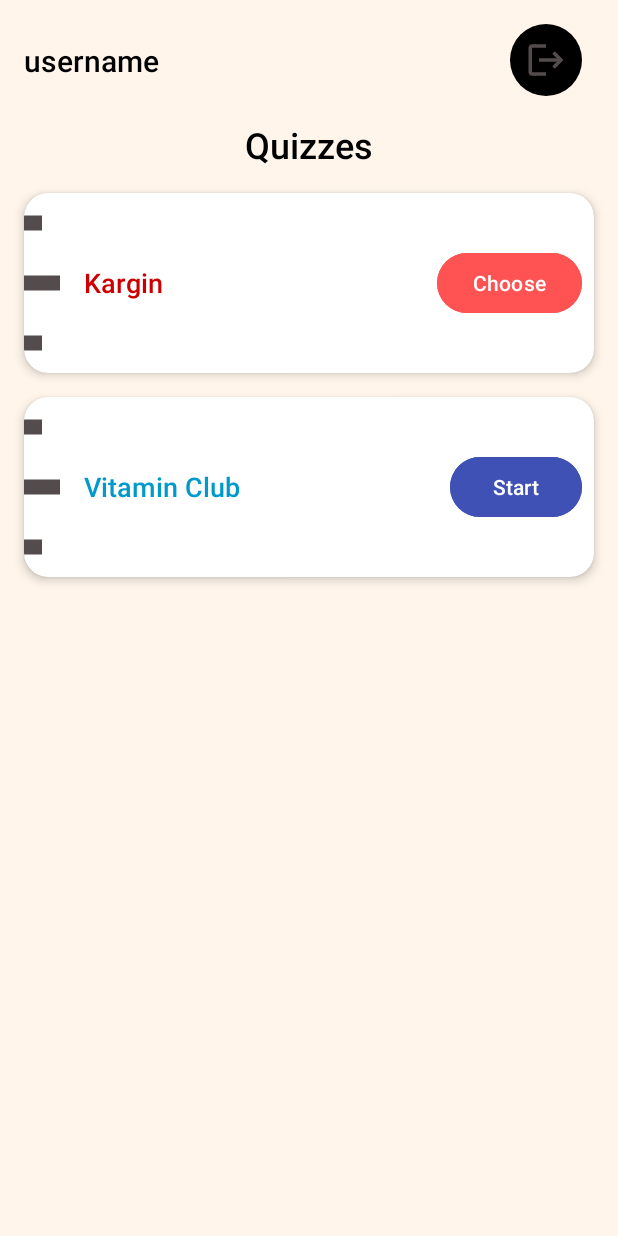
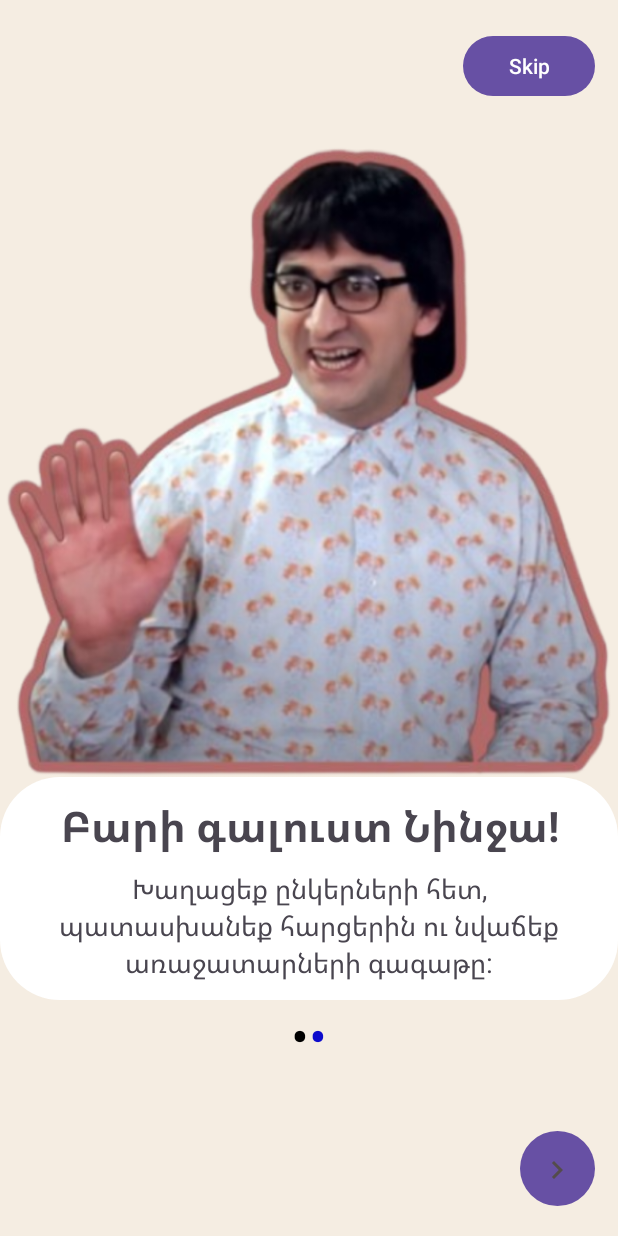
Before and after one commit to lilithhakobyan/Ninja, an Android app: the screen it shows after launch (MainActivity before the commit, WelcomeActivity after it), on a phone screen of 412 x 824 dp. Run offline under Robolectric (Android 15) with nearby library versions, the phone set to English and light mode, and no system bars.

Commit message:
Welcome page functional

```diff
--- a/app/src/main/java/com/example/ninja/SplashScreenActivity.java
+++ b/app/src/main/java/com/example/ninja/SplashScreenActivity.java
@@ -1,13 +1,10 @@
 package com.example.ninja;
 
 import android.content.Intent;
+import android.content.SharedPreferences;
 import android.os.Bundle;
 import android.os.Handler;
-
 import androidx.appcompat.app.AppCompatActivity;
-import androidx.core.graphics.Insets;
-import androidx.core.view.ViewCompat;
-import androidx.core.view.WindowInsetsCompat;
 
 public class SplashScreenActivity extends AppCompatActivity {
 
@@ -19,8 +16,17 @@
         new Handler().postDelayed(new Runnable() {
             @Override
             public void run() {
-                Intent intent = new Intent(SplashScreenActivity.this, MainActivity.class);
-                startActivity(intent);
+                SharedPreferences sharedPreferences = getSharedPreferences("AppPrefs", MODE_PRIVATE);
+                boolean isFirstTime = sharedPreferences.getBoolean("FirstTime", true);
+
+                if (isFirstTime) {
+                    // Show Welcome Slider if first time
+                    startActivity(new Intent(SplashScreenActivity.this, WelcomeActivity.class));
+                } else {
+                    // Go directly to MainActivity
+                    startActivity(new Intent(SplashScreenActivity.this, MainActivity.class));
+                }
+
                 finish();
             }
         }, 3000);
--- /dev/null
+++ b/app/src/main/java/com/example/ninja/StartActivity.java
@@ -0,0 +1,23 @@
+package com.example.ninja;
+
+import androidx.appcompat.app.AppCompatActivity;
+import android.content.Intent;
+import android.os.Bundle;
+import android.widget.Button;
+
+public class StartActivity extends AppCompatActivity {
+
+    @Override
+    protected void onCreate(Bundle savedInstanceState) {
+        super.onCreate(savedInstanceState);
+        setContentView(R.layout.activity_start);
+
+        Button startButton = findViewById(R.id.startButton);
+
+        // Using lambda for cleaner code
+        startButton.setOnClickListener(view -> {
+            startActivity(new Intent(StartActivity.this, MainActivity.class));
+            finish();
+        });
+    }
+}
--- /dev/null
+++ b/app/src/main/java/com/example/ninja/ViewPagerAdapter.java
@@ -0,0 +1,65 @@
+package com.example.ninja;
+
+import android.content.Context;
+import android.view.LayoutInflater;
+import android.view.View;
+import android.view.ViewGroup;
+import android.widget.ImageView;
+import android.widget.TextView;
+import androidx.annotation.NonNull;
+import androidx.viewpager.widget.PagerAdapter;
+
+public class ViewPagerAdapter extends PagerAdapter {
+
+    private final Context context;
+    private final int[] sliderAllImages = {
+            R.drawable.adzik,
+            R.drawable.start
+    };
+
+    private final int[] sliderAllTitle = {
+            R.string.screen1,
+            R.string.screen2
+    };
+
+    private final int[] sliderAllDesc = {
+            R.string.screen1desc,
+            R.string.screen2desc
+    };
+
+    public ViewPagerAdapter(Context context) {
+        this.context = context;
+    }
+
+    @Override
+    public int getCount() {
+        return sliderAllTitle.length;
+    }
+
+    @Override
+    public boolean isViewFromObject(@NonNull View view, @NonNull Object object) {
+        return view == object;
+    }
+
+    @NonNull
+    @Override
+    public Object instantiateItem(@NonNull ViewGroup container, int position) {
+        View view = LayoutInflater.from(context).inflate(R.layout.slider_screen, container, false);
+
+        ImageView sliderImage = view.findViewById(R.id.sliderImage);
+        TextView sliderTitle = view.findViewById(R.id.sliderTitle);
+        TextView sliderDesc = view.findViewById(R.id.sliderDesc);
+
+        sliderImage.setImageResource(sliderAllImages[position]);
+        sliderTitle.setText(sliderAllTitle[position]);
+        sliderDesc.setText(sliderAllDesc[position]);
+
+        container.addView(view);
+        return view;
+    }
+
+    @Override
+    public void destroyItem(@NonNull ViewGroup container, int position, @NonNull Object object) {
+        container.removeView((View) object);
+    }
+}
--- /dev/null
+++ b/app/src/main/java/com/example/ninja/WelcomeActivity.java
@@ -0,0 +1,126 @@
+package com.example.ninja;
+
+import android.content.Intent;
+import android.content.SharedPreferences;
+import android.os.Bundle;
+import android.text.Html;
+import android.util.Log;
+import android.view.View;
+import android.widget.Button;
+import android.widget.LinearLayout;
+import android.widget.TextView;
+import androidx.appcompat.app.AppCompatActivity;
+import androidx.core.content.ContextCompat;
+import androidx.viewpager.widget.ViewPager;
+
+public class WelcomeActivity extends AppCompatActivity {
+
+    ViewPager slideViewPager;
+    LinearLayout dotIndicator;
+    Button backButton, nextButton, skipButton;
+    TextView[] dots;
+    ViewPagerAdapter viewPagerAdapter;
+    int totalSlides;
+
+    ViewPager.OnPageChangeListener viewPagerListener = new ViewPager.OnPageChangeListener() {
+        @Override
+        public void onPageScrolled(int position, float positionOffset, int positionOffsetPixels) {
+        }
+
+        @Override
+        public void onPageSelected(int position) {
+            setDotIndicator(position);
+
+            // Show back button only after the first page
+            backButton.setVisibility(position > 0 ? View.VISIBLE : View.INVISIBLE);
+
+            // Change Next button text dynamically
+            if (position == totalSlides - 1) {
+                nextButton.setText("Finish");
+            } else {
+                nextButton.setText("Next");
+            }
+        }
+
+        @Override
+        public void onPageScrollStateChanged(int state) {
+        }
+    };
+
+    @Override
+    protected void onCreate(Bundle savedInstanceState) {
+        super.onCreate(savedInstanceState);
+
+        // Check if onboarding has been completed before
+        SharedPreferences prefs = getSharedPreferences("Onboarding", MODE_PRIVATE);
+        boolean isFirstTime = prefs.getBoolean("firstTime", true);
+
+        if (!isFirstTime) {
+            startActivity(new Intent(this, MainActivity.class));
+            finish();
+        }
+
+        setContentView(R.layout.activity_welcome);
+
+        backButton = findViewById(R.id.backButton);
+        nextButton = findViewById(R.id.nextButton);
+        skipButton = findViewById(R.id.skipButton);
+        slideViewPager = findViewById(R.id.slideViewPager);
+        dotIndicator = findViewById(R.id.dotIndicator);
+
+        viewPagerAdapter = new ViewPagerAdapter(this);
+        slideViewPager.setAdapter(viewPagerAdapter);
+        totalSlides = viewPagerAdapter.getCount();
+
+        setDotIndicator(0);
+        slideViewPager.addOnPageChangeListener(viewPagerListener);
+
+        backButton.setOnClickListener(v -> {
+            if (getItem(0) > 0) {
+                slideViewPager.setCurrentItem(getItem(-1), true);
+            }
+        });
+
+        nextButton.setOnClickListener(v -> {
+            int nextItem = getItem(1);
+            Log.d("WelcomeActivity", "Next item index: " + nextItem);
+
+            if (nextItem < totalSlides) {
+                slideViewPager.setCurrentItem(nextItem, true);
+            } else {
+                Log.d("WelcomeActivity", "Last slide reached, finishing onboarding.");
+                completeOnboarding();
+            }
+        });
+
+
+        skipButton.setOnClickListener(v -> completeOnboarding());
+    }
+
+    private void completeOnboarding() {
+        SharedPreferences.Editor editor = getSharedPreferences("Onboarding", MODE_PRIVATE).edit();
+        editor.putBoolean("firstTime", false);
+        editor.apply();
+        startActivity(new Intent(WelcomeActivity.this, MainActivity.class));
+        finish();
+    }
+
+    private void setDotIndicator(int position) {
+        dots = new TextView[totalSlides];
+        dotIndicator.removeAllViews();
+
+        for (int i = 0; i < dots.length; i++) {
+            dots[i] = new TextView(this);
+            dots[i].setText(Html.fromHtml("&#8226;"));
+            dots[i].setTextSize(35);
+            dots[i].setTextColor(ContextCompat.getColor(this, R.color.blue));
+            dotIndicator.addView(dots[i]);
+        }
+
+        dots[position].setTextColor(ContextCompat.getColor(this, R.color.black));
+    }
+
+    private int getItem(int i) {
+        return slideViewPager.getCurrentItem() + i;
+    }
+}
--- /dev/null
+++ b/app/src/main/res/drawable/baseline_navigate_next_24.xml
@@ -0,0 +1,5 @@
+<vector xmlns:android="http://schemas.android.com/apk/res/android" android:autoMirrored="true" android:height="24dp" android:tint="#544C4C" android:viewportHeight="24" android:viewportWidth="24" android:width="24dp">
+
+    <path android:fillColor="@android:color/white" android:pathData="M10,6L8.59,7.41 13.17,12l-4.58,4.59L10,18l6,-6z"/>
+
+</vector>
--- /dev/null
+++ b/app/src/main/res/drawable/btn_circle.xml
@@ -0,0 +1,6 @@
+<?xml version="1.0" encoding="utf-8"?>
+<shape xmlns:android="http://schemas.android.com/apk/res/android"
+    android:shape="oval">
+    <solid android:color="@color/blue"/>
+    <size android:width="50dp" android:height="50dp"/>
+</shape>
--- /dev/null
+++ b/app/src/main/res/drawable/rounded_white_bg.xml
@@ -0,0 +1,6 @@
+<shape xmlns:android="http://schemas.android.com/apk/res/android"
+    android:shape="rectangle">
+    <solid android:color="@color/white"/>
+    <corners android:radius="40dp"/>
+    <padding android:left="20dp" android:right="20dp" android:top="10dp" android:bottom="10dp"/>
+</shape>
--- /dev/null
+++ b/app/src/main/res/layout/activity_start.xml
@@ -0,0 +1,51 @@
+<?xml version="1.0" encoding="utf-8"?>
+<LinearLayout
+    xmlns:android="http://schemas.android.com/apk/res/android"
+    xmlns:app="http://schemas.android.com/apk/res-auto"
+    xmlns:tools="http://schemas.android.com/tools"
+    android:id="@+id/main"
+    android:layout_width="match_parent"
+    android:layout_height="match_parent"
+    tools:context=".StartActivity"
+    android:orientation="vertical"
+    app:flow_horizontalAlign="center">
+
+
+
+        <ImageView
+            android:layout_width="match_parent"
+            android:layout_height="300dp"
+            android:layout_marginTop="70dp"
+            android:scaleType="centerCrop"
+            android:src="@drawable/start"/>
+
+        <TextView
+            android:layout_width="match_parent"
+            android:layout_height="wrap_content"
+            android:layout_marginTop="50dp"
+            android:text="Explore YouTube"
+            android:textAlignment="center"
+            android:textSize="30sp"
+            android:textStyle="bold" />
+
+        <TextView
+            android:layout_width="match_parent"
+            android:layout_height="wrap_content"
+            android:layout_marginHorizontal="30dp"
+            android:text="@string/startDesc"
+            android:layout_marginTop="20dp"
+            android:textAlignment="center"
+            android:textSize="20sp"/>
+
+        <Button
+            android:id="@+id/startButton"
+            android:layout_width="180dp"
+            android:layout_height="60dp"
+            android:text="Get Started"
+            android:padding="8dp"
+            android:textSize="20sp"
+            android:layout_marginTop="20dp"
+            android:layout_gravity="center"
+            app:cornerRadius = "12dp"/>
+
+    </LinearLayout>
--- /dev/null
+++ b/app/src/main/res/layout/activity_welcome.xml
@@ -0,0 +1,73 @@
+<?xml version="1.0" encoding="utf-8"?>
+<androidx.constraintlayout.widget.ConstraintLayout
+    xmlns:android="http://schemas.android.com/apk/res/android"
+    xmlns:app="http://schemas.android.com/apk/res-auto"
+    xmlns:tools="http://schemas.android.com/tools"
+    android:id="@+id/main"
+    android:layout_width="match_parent"
+    android:layout_height="match_parent"
+    android:background="@color/bg"
+    tools:context=".WelcomeActivity">
+
+    <!-- Skip Button -->
+    <Button
+        android:id="@+id/skipButton"
+        android:layout_width="wrap_content"
+        android:layout_height="wrap_content"
+        android:text="Skip"
+        android:layout_marginTop="20dp"
+        android:layout_marginEnd="15dp"
+        android:textColor="@color/white"
+        android:textSize="14sp"
+        android:padding="8dp"
+        app:layout_constraintEnd_toEndOf="parent"
+        app:layout_constraintTop_toTopOf="parent" />
+
+    <!-- ViewPager for Slides -->
+    <androidx.viewpager.widget.ViewPager
+        android:id="@+id/slideViewPager"
+        android:layout_width="match_parent"
+        android:layout_height="0dp"
+        app:layout_constraintTop_toBottomOf="@id/skipButton"
+        app:layout_constraintBottom_toTopOf="@id/dotIndicator"
+        app:layout_constraintStart_toStartOf="parent"
+        app:layout_constraintEnd_toEndOf="parent" />
+
+    <!-- Back Button -->
+    <Button
+        android:id="@+id/backButton"
+        android:layout_width="wrap_content"
+        android:layout_height="wrap_content"
+        android:text="Back"
+        android:textSize="18sp"
+        android:layout_marginStart="15dp"
+        android:layout_marginBottom="20dp"
+        android:visibility="gone"
+        app:layout_constraintBottom_toBottomOf="parent"
+        app:layout_constraintStart_toStartOf="parent" />
+
+    <!-- Next Button -->
+    <Button
+        android:id="@+id/nextButton"
+        android:layout_width="50dp"
+        android:layout_height="50dp"
+        android:background="@drawable/btn_circle"
+        android:drawableTop="@drawable/baseline_navigate_next_24"
+        android:padding="10dp"
+        android:gravity="center"
+        android:layout_marginBottom="20dp"
+        android:layout_marginEnd="15dp"
+        app:layout_constraintBottom_toBottomOf="parent"
+        app:layout_constraintEnd_toEndOf="parent" />
+
+    <!-- Dot Indicator for Slider -->
+    <LinearLayout
+        android:id="@+id/dotIndicator"
+        android:layout_width="wrap_content"
+        android:layout_height="wrap_content"
+        android:orientation="horizontal"
+        android:layout_marginBottom="40dp"
+        app:layout_constraintBottom_toTopOf="@id/nextButton"
+        app:layout_constraintEnd_toEndOf="parent"
+        app:layout_constraintStart_toStartOf="parent" />
+</androidx.constraintlayout.widget.ConstraintLayout>
--- /dev/null
+++ b/app/src/main/res/layout/slider_screen.xml
@@ -0,0 +1,58 @@
+<?xml version="1.0" encoding="utf-8"?>
+<androidx.constraintlayout.widget.ConstraintLayout
+    xmlns:android="http://schemas.android.com/apk/res/android"
+    xmlns:app="http://schemas.android.com/apk/res-auto"
+    android:layout_width="match_parent"
+    android:layout_height="match_parent">
+
+    <ImageView
+        android:id="@+id/sliderImage"
+        android:layout_width="0dp"
+        android:layout_height="450dp"
+        android:scaleType="centerCrop"
+        android:src="@drawable/adzik"
+        app:layout_constraintTop_toTopOf="parent"
+        app:layout_constraintStart_toStartOf="parent"
+        app:layout_constraintEnd_toEndOf="parent"/>
+
+    <View
+        android:id="@+id/whiteBackground"
+        android:layout_width="0dp"
+        android:layout_height="0dp"
+        android:background="@drawable/rounded_white_bg"
+        app:layout_constraintTop_toBottomOf="@id/sliderImage"
+        app:layout_constraintStart_toStartOf="parent"
+        app:layout_constraintEnd_toEndOf="parent"
+        app:layout_constraintBottom_toBottomOf="parent"/>
+
+    <LinearLayout
+        android:layout_width="0dp"
+        android:layout_height="wrap_content"
+        android:orientation="vertical"
+        android:gravity="center"
+        android:padding="20dp"
+        app:layout_constraintTop_toTopOf="@id/whiteBackground"
+        app:layout_constraintStart_toStartOf="parent"
+        app:layout_constraintEnd_toEndOf="parent"
+        app:layout_constraintBottom_toBottomOf="parent">
+
+        <TextView
+            android:id="@+id/sliderTitle"
+            android:layout_width="match_parent"
+            android:layout_height="wrap_content"
+            android:text="@string/screen1"
+            android:gravity="center"
+            android:textSize="28sp"
+            android:textStyle="bold"/>
+
+        <TextView
+            android:id="@+id/sliderDesc"
+            android:layout_width="match_parent"
+            android:layout_height="wrap_content"
+            android:layout_marginTop="10dp"
+            android:text="@string/screen1desc"
+            android:gravity="center"
+            android:textSize="18sp"/>
+    </LinearLayout>
+
+</androidx.constraintlayout.widget.ConstraintLayout>
--- a/app/src/main/res/values/colors.xml
+++ b/app/src/main/res/values/colors.xml
@@ -3,4 +3,5 @@
     <color name="black">#FF000000</color>
     <color name="white">#FFFFFFFF</color>
     <color name="bg">#F5EDE2</color>
+    <color name="blue">#0D0BCC</color>
 </resources>
--- a/app/src/main/res/values/strings.xml
+++ b/app/src/main/res/values/strings.xml
@@ -4,4 +4,9 @@
     <string name="register_now_text"><![CDATA[Don\'t have an account?Register Now]]></string>
     <string name="login_now_text">Already have an account? Login Now</string>
     <string name="remember_pass_text">Remember password? Login Now</string>
+    <string name="screen1">Բարի գալուստ Նինջա!</string>
+    <string name="screen2">Արի տեսնենք՝ կկարողանաս պատասխանել</string>
+    <string name="screen1desc">Խաղացեք ընկերների հետ, պատասխանեք հարցերին ու նվաճեք առաջատարների գագաթը:</string>
+    <string name="screen2desc">Հայկական հումոր, լեգենդար տեսարաններ ու մեմեր՝ մեկ վայրում: </string>
+    <string name="startDesc">Create a long video or shorts and upload on youtube. Interact with your subscribers on youtube live.</string>
 </resources>
```
Also changed, not shown: app/src/main/AndroidManifest.xml (+7 -1 lines), app/src/main/res/drawable/adzik.png (added), app/src/main/res/drawable/start.png (added).
